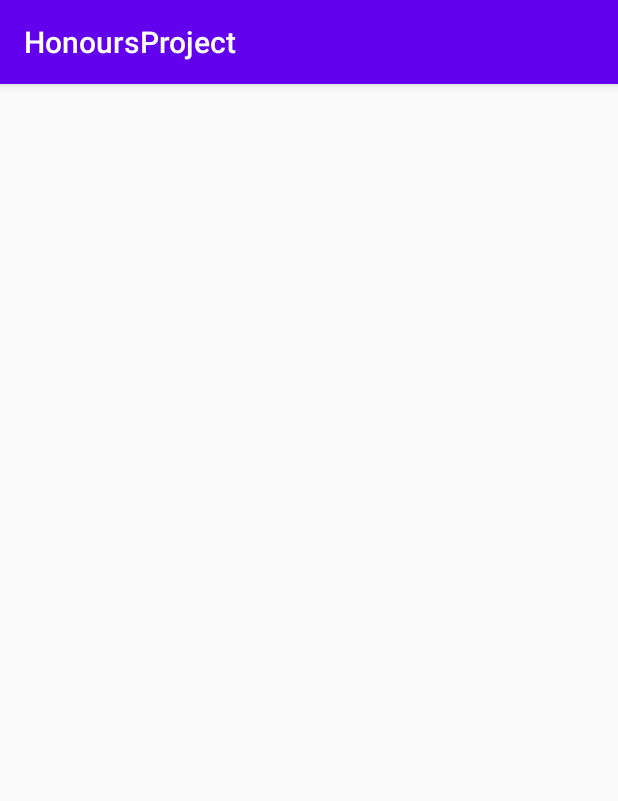
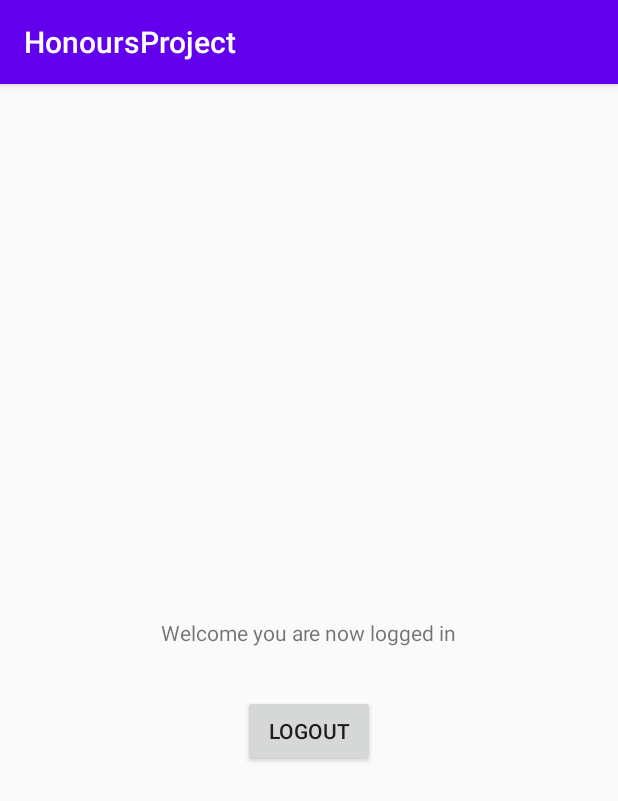
Before and after one commit to ConnerMcGill/HonoursProject, an Android app: the MainActivity screen opened directly, with no data from a screen before it, on a phone screen of 412 x 824 dp. Shown: the top 801 px of the screen. Run offline under Robolectric (Android 15) with nearby library versions, the phone set to English and light mode, and no system bars.

Commit message:
Added temp logout activity for testing firebase later

```diff
--- a/app/src/main/res/layout/activity_main.xml
+++ b/app/src/main/res/layout/activity_main.xml
@@ -6,4 +6,27 @@
     android:layout_height="match_parent"
     tools:context=".MainActivity">
 
+    <TextView
+        android:id="@+id/textView2"
+        android:layout_width="wrap_content"
+        android:layout_height="wrap_content"
+        android:layout_marginStart="106dp"
+        android:layout_marginTop="356dp"
+        android:layout_marginEnd="106dp"
+        android:text="@string/temp_login_text_for_testing"
+        app:layout_constraintEnd_toEndOf="parent"
+        app:layout_constraintStart_toStartOf="parent"
+        app:layout_constraintTop_toTopOf="parent" />
+
+    <Button
+        android:id="@+id/button"
+        android:layout_width="wrap_content"
+        android:layout_height="wrap_content"
+        android:layout_marginStart="162dp"
+        android:layout_marginTop="32dp"
+        android:layout_marginEnd="162dp"
+        android:text="@string/temp_logout_button"
+        app:layout_constraintEnd_toEndOf="parent"
+        app:layout_constraintStart_toStartOf="parent"
+        app:layout_constraintTop_toBottomOf="@+id/textView2" />
 </androidx.constraintlayout.widget.ConstraintLayout>
--- a/app/src/main/res/values/strings.xml
+++ b/app/src/main/res/values/strings.xml
@@ -10,4 +10,6 @@
     <string name="pc_part_builder_app_logo_image_content_description">PC Part Builder App Logo</string>
     <string name="button_register_sign_up_text">sign up</string>
     <string name="already_have_an_account_login_here">Already have an account? Login here!</string>
+    <string name="temp_login_text_for_testing">Welcome you are now logged in</string>
+    <string name="temp_logout_button">Logout</string>
 </resources>
```
